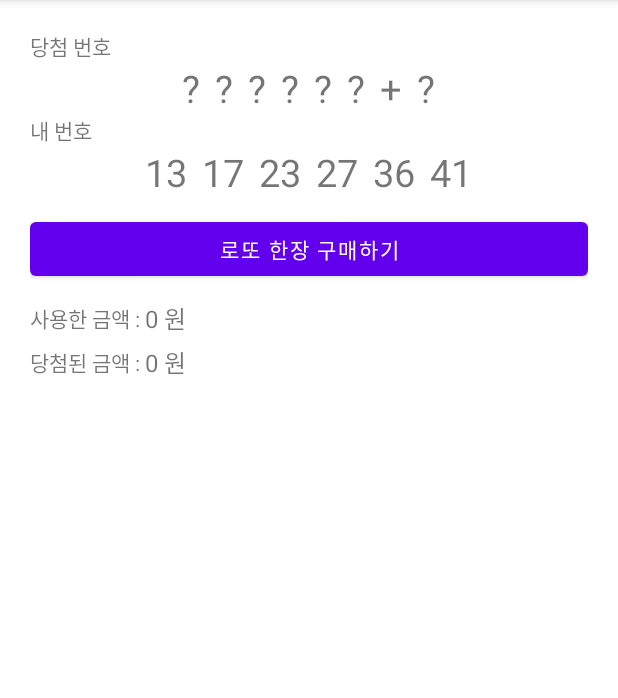
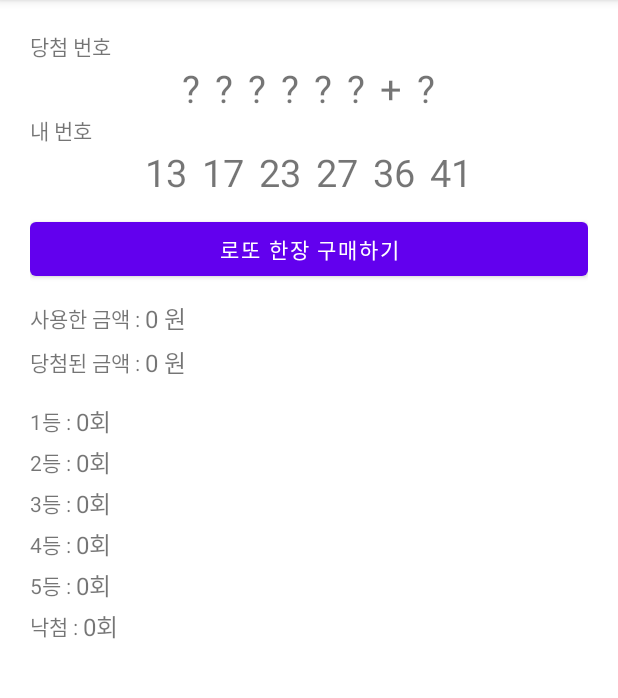
Before and after one commit to nepp-plus/LottoSimulator_20220303, an Android app: the screen it shows after launch (MainActivity), on a phone screen of 412 x 824 dp, the part 84-782 px from its top. Run offline under Robolectric (Android 15) with nearby library versions, the phone set to English and light mode, and no system bars.

Commit message:
등수별 횟수 표현 UI 추가

```diff
--- a/app/src/main/res/layout/activity_main.xml
+++ b/app/src/main/res/layout/activity_main.xml
@@ -190,5 +190,131 @@
     </LinearLayout>
 
 
+    <LinearLayout
+        android:layout_width="match_parent"
+        android:layout_height="wrap_content"
+        android:gravity="center_vertical"
+        android:layout_marginTop="15dp"
+        android:orientation="horizontal">
+
+        <TextView
+            android:layout_width="wrap_content"
+            android:layout_height="wrap_content"
+            android:text="1등 : " />
+
+        <TextView
+            android:id="@+id/txtRankCount1"
+            android:layout_width="wrap_content"
+            android:layout_height="wrap_content"
+            android:text="0회"
+            android:textSize="16sp"/>
+
+    </LinearLayout>
+
+    <LinearLayout
+        android:layout_width="match_parent"
+        android:layout_height="wrap_content"
+        android:gravity="center_vertical"
+        android:layout_marginTop="3dp"
+        android:orientation="horizontal">
+
+        <TextView
+            android:layout_width="wrap_content"
+            android:layout_height="wrap_content"
+            android:text="2등 : " />
+
+        <TextView
+            android:id="@+id/txtRankCount2"
+            android:layout_width="wrap_content"
+            android:layout_height="wrap_content"
+            android:text="0회"
+            android:textSize="16sp"/>
+
+    </LinearLayout>
+
+    <LinearLayout
+        android:layout_width="match_parent"
+        android:layout_height="wrap_content"
+        android:gravity="center_vertical"
+        android:layout_marginTop="3dp"
+        android:orientation="horizontal">
+
+        <TextView
+            android:layout_width="wrap_content"
+            android:layout_height="wrap_content"
+            android:text="3등 : " />
+
+        <TextView
+            android:id="@+id/txtRankCount3"
+            android:layout_width="wrap_content"
+            android:layout_height="wrap_content"
+            android:text="0회"
+            android:textSize="16sp"/>
+
+    </LinearLayout>
+
+    <LinearLayout
+        android:layout_width="match_parent"
+        android:layout_height="wrap_content"
+        android:gravity="center_vertical"
+        android:layout_marginTop="3dp"
+        android:orientation="horizontal">
+
+        <TextView
+            android:layout_width="wrap_content"
+            android:layout_height="wrap_content"
+            android:text="4등 : " />
+
+        <TextView
+            android:id="@+id/txtRankCount4"
+            android:layout_width="wrap_content"
+            android:layout_height="wrap_content"
+            android:text="0회"
+            android:textSize="16sp"/>
+
+    </LinearLayout>
+
+    <LinearLayout
+        android:layout_width="match_parent"
+        android:layout_height="wrap_content"
+        android:gravity="center_vertical"
+        android:layout_marginTop="3dp"
+        android:orientation="horizontal">
+
+        <TextView
+            android:layout_width="wrap_content"
+            android:layout_height="wrap_content"
+            android:text="5등 : " />
+
+        <TextView
+            android:id="@+id/txtRankCount5"
+            android:layout_width="wrap_content"
+            android:layout_height="wrap_content"
+            android:text="0회"
+            android:textSize="16sp"/>
+
+    </LinearLayout>
+
+    <LinearLayout
+        android:layout_width="match_parent"
+        android:layout_height="wrap_content"
+        android:gravity="center_vertical"
+        android:layout_marginTop="3dp"
+        android:orientation="horizontal">
+
+        <TextView
+            android:layout_width="wrap_content"
+            android:layout_height="wrap_content"
+            android:text="낙첨 : " />
+
+        <TextView
+            android:id="@+id/txtRankCountFail"
+            android:layout_width="wrap_content"
+            android:layout_height="wrap_content"
+            android:text="0회"
+            android:textSize="16sp"/>
+
+    </LinearLayout>
+
 
 </LinearLayout>
```
